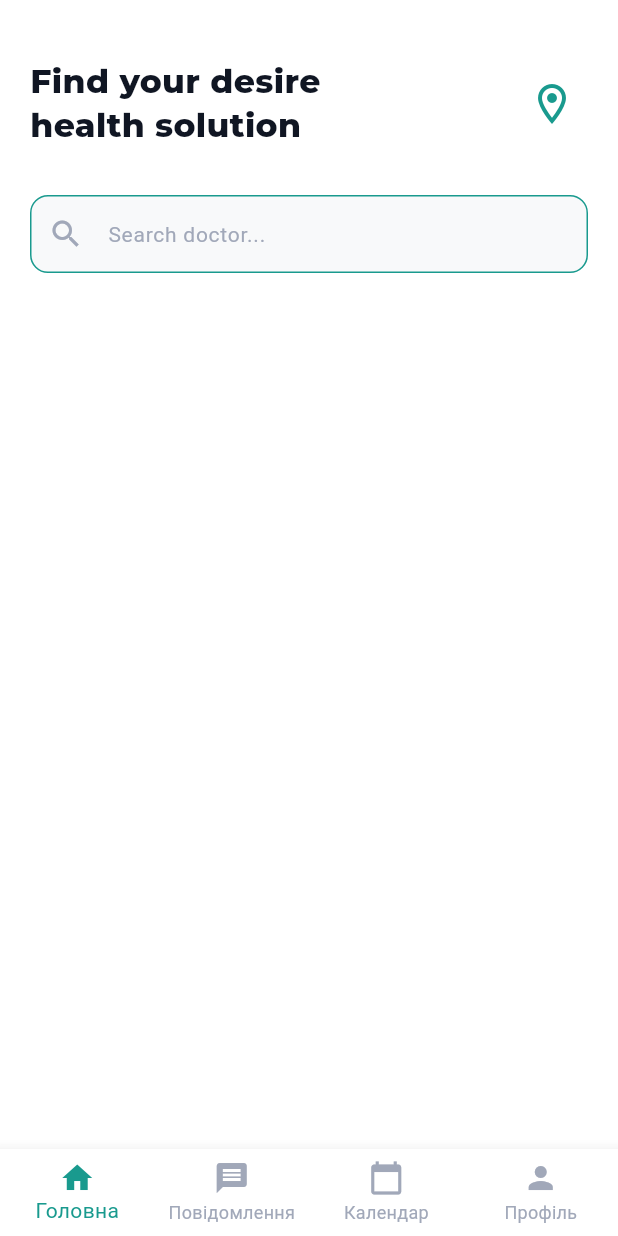
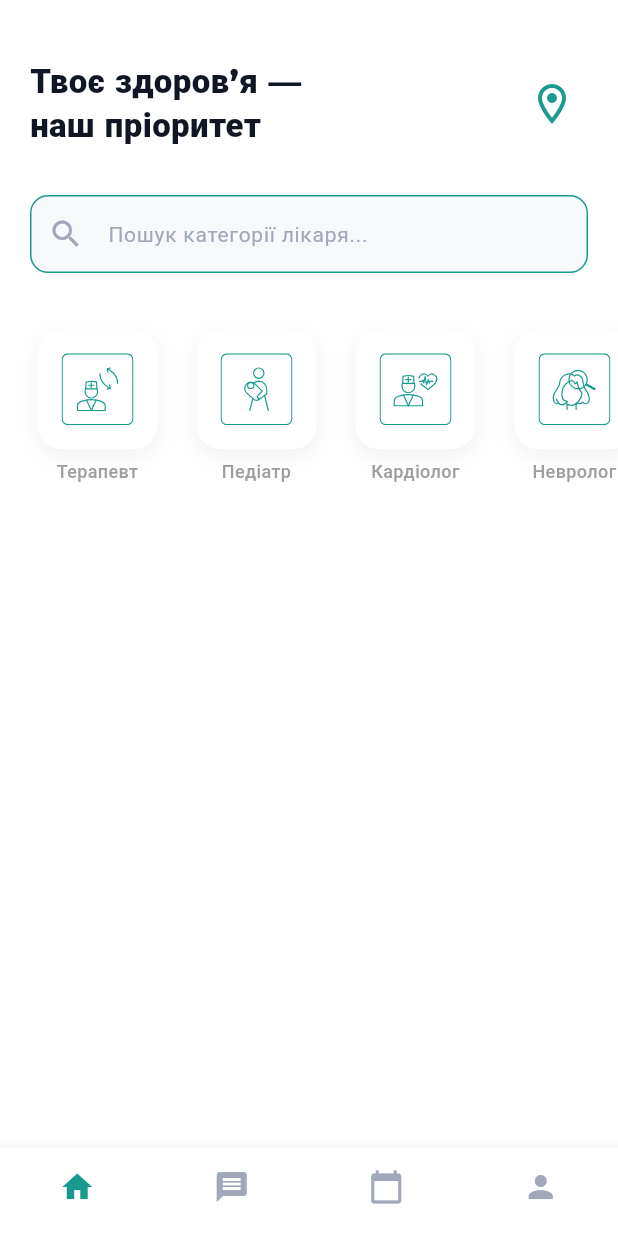
Before and after one commit to ketalias/medical_flutter_exam2025, a Flutter app: the screen it shows after launch, on a phone screen of 412 x 824 dp. Run offline on Flutter 3.47's test engine with Material 3 defaults, Android fonts, the light colour scheme and no system bars; our stand-ins replace flutter_dotenv, flutter_svg, google_maps_flutter; project files that could hold a hidden picture were left out.

Commit message:
Add doctor categories UI

```diff
--- /dev/null
+++ b/lib/core/widgets/categories/category_card.dart
@@ -0,0 +1,60 @@
+// lib/widgets/category_item.dart
+import 'package:flutter/material.dart';
+import 'package:flutter_svg/flutter_svg.dart';
+import '/../../features/doctors/domain/doctor_category.dart';
+
+class CategoryItem extends StatelessWidget {
+  final DoctorCategory category;
+  final VoidCallback onTap;
+
+  const CategoryItem({Key? key, required this.category, required this.onTap})
+    : super(key: key);
+
+  @override
+  Widget build(BuildContext context) {
+    return InkWell(
+      onTap: onTap,
+      borderRadius: BorderRadius.circular(16),
+      child: Column(
+        mainAxisAlignment: MainAxisAlignment.center,
+        children: [
+          Container(
+            padding: const EdgeInsets.all(16),
+            decoration: BoxDecoration(
+              color: Colors.white,
+              borderRadius: BorderRadius.circular(16),
+              boxShadow: [
+                BoxShadow(
+                  color: Colors.black.withOpacity(0.05),
+                  blurRadius: 10,
+                  offset: const Offset(0, 4),
+                ),
+              ],
+            ),
+            child: SvgPicture.asset(
+              category.iconPath,
+              width: 48,
+              height: 48,
+              colorFilter: ColorFilter.mode(
+                Theme.of(context).primaryColor,
+                BlendMode.srcIn,
+              ),
+            ),
+          ),
+          const SizedBox(height: 6),
+          Text(
+            category.name,
+            style: const TextStyle(
+              fontSize: 12,
+              fontWeight: FontWeight.w500,
+              color: Colors.grey,
+            ),
+            textAlign: TextAlign.center,
+            maxLines: 1,
+            overflow: TextOverflow.ellipsis,
+          ),
+        ],
+      ),
+    );
+  }
+}
--- a/lib/core/widgets/navigation/bottom_nav_bar.dart
+++ b/lib/core/widgets/navigation/bottom_nav_bar.dart
@@ -11,18 +11,14 @@ class BottomNavBar extends StatelessWidget {
     return BottomNavigationBar(
       currentIndex: currentIndex,
       type: BottomNavigationBarType.fixed,
+      showSelectedLabels: false,
+      showUnselectedLabels: false,
       onTap: (index) => _onItemTapped(context, index),
       items: const [
-        BottomNavigationBarItem(icon: Icon(Icons.home), label: 'Головна'),
-        BottomNavigationBarItem(
-          icon: Icon(Icons.message),
-          label: 'Повідомлення',
-        ),
-        BottomNavigationBarItem(
-          icon: Icon(Icons.calendar_today),
-          label: 'Календар',
-        ),
-        BottomNavigationBarItem(icon: Icon(Icons.person), label: 'Профіль'),
+        BottomNavigationBarItem(icon: Icon(Icons.home), label: ''),
+        BottomNavigationBarItem(icon: Icon(Icons.message), label: ''),
+        BottomNavigationBarItem(icon: Icon(Icons.calendar_today), label: ''),
+        BottomNavigationBarItem(icon: Icon(Icons.person), label: ''),
       ],
     );
   }
--- /dev/null
+++ b/lib/features/doctors/domain/doctor_category.dart
@@ -0,0 +1,53 @@
+import 'package:medical_flutter_exam2025/features/doctors/domain/doctor_category.dart';
+
+class DoctorCategory {
+  final String id;
+  final String name;
+  final String iconPath;
+
+  DoctorCategory({
+    required this.id,
+    required this.name,
+    required this.iconPath,
+  });
+}
+
+final List<DoctorCategory> doctorCategories = [
+  DoctorCategory(
+    id: '1',
+    name: 'Терапевт',
+    iconPath: 'assets/icons/Терапевт.svg',
+  ),
+  DoctorCategory(
+    id: '2',
+    name: 'Педіатр',
+    iconPath: 'assets/icons/Педіатр.svg',
+  ),
+  DoctorCategory(
+    id: '3',
+    name: 'Кардіолог',
+    iconPath: 'assets/icons/Кардіолог.svg',
+  ),
+  DoctorCategory(
+    id: '4',
+    name: 'Невролог',
+    iconPath: 'assets/icons/Невролог.svg',
+  ),
+  DoctorCategory(
+    id: '5',
+    name: 'Гінеколог',
+    iconPath: 'assets/icons/Гінеколог.svg',
+  ),
+  DoctorCategory(id: '6', name: 'Уролог', iconPath: 'assets/icons/Уролог.svg'),
+  DoctorCategory(id: '7', name: 'ЛОР', iconPath: 'assets/icons/ЛОР.svg'),
+  DoctorCategory(
+    id: '8',
+    name: 'Офтальмолог',
+    iconPath: 'assets/icons/Офтальмолог.svg',
+  ),
+  DoctorCategory(
+    id: '10',
+    name: 'Дерматолог',
+    iconPath: 'assets/icons/Дерматолог.svg',
+  ),
+];
--- a/lib/features/home/presentation/pages/home_page.dart
+++ b/lib/features/home/presentation/pages/home_page.dart
@@ -3,6 +3,9 @@ import 'package:medical_flutter_exam2025/app/router/route_names.dart';
 import 'package:medical_flutter_exam2025/core/widgets/navigation/bottom_nav_bar.dart';
 import 'package:medical_flutter_exam2025/core/theme/app_colors.dart';
 import 'package:medical_flutter_exam2025/core/theme/app_text_styles.dart';
+
+import 'package:medical_flutter_exam2025/core/widgets/categories/category_card.dart';
+import 'package:medical_flutter_exam2025/features/doctors/domain/doctor_category.dart';
 
 class HomePage extends StatelessWidget {
   const HomePage({super.key});
@@ -23,7 +26,8 @@ class HomePage extends StatelessWidget {
               _buildHeader(context),
               const SizedBox(height: 16),
               _buildSearchBar(),
-              const SizedBox(height: 24),
+              const SizedBox(height: 12),
+              _buildCategoriesRow(),
             ],
           ),
         ),
@@ -40,7 +44,7 @@ class HomePage extends StatelessWidget {
         children: [
           Expanded(
             child: Text(
-              'Find your desire\nhealth solution',
+              'Твоє здоров’я — \nнаш пріоритет',
               style: AppTextStyles.h2.copyWith(
                 color: AppColors.textPrimary,
                 height: 1.3,
@@ -67,7 +71,7 @@ class HomePage extends StatelessWidget {
       padding: const EdgeInsets.symmetric(horizontal: 20),
       child: TextField(
         decoration: InputDecoration(
-          hintText: 'Search doctor...',
+          hintText: 'Пошук категорії лікаря...',
           hintStyle: TextStyle(color: AppColors.textLight, fontSize: 14),
           prefixIcon: Icon(Icons.search, color: AppColors.textLight),
           filled: true,
@@ -88,4 +92,38 @@ class HomePage extends StatelessWidget {
       ),
     );
   }
+
+  Widget _buildCategoriesRow() {
+    return Column(
+      crossAxisAlignment: CrossAxisAlignment.start,
+      children: [
+        Padding(padding: const EdgeInsets.symmetric(horizontal: 20)),
+        const SizedBox(height: 12),
+        SizedBox(
+          height: 130,
+          child: ListView.builder(
+            padding: const EdgeInsets.symmetric(horizontal: 20),
+            scrollDirection: Axis.horizontal,
+            physics: const BouncingScrollPhysics(),
+            itemCount: doctorCategories.length,
+            itemBuilder: (context, index) {
+              final cat = doctorCategories[index];
+              return Padding(
+                padding: const EdgeInsets.only(right: 16),
+                child: SizedBox(
+                  width: 90,
+                  child: CategoryItem(
+                    category: cat,
+                    onTap: () {
+                      print('Натиснуто на: ${cat.name}');
+                    },
+                  ),
+                ),
+              );
+            },
+          ),
+        ),
+      ],
+    );
+  }
 }
--- a/lib/features/location/presentation/pages/location_page.dart
+++ b/lib/features/location/presentation/pages/location_page.dart
@@ -9,7 +9,7 @@ class LocationPage extends StatelessWidget {
   static const double clinicLatitude = 48.6208;
   static const double clinicLongitude = 22.2879;
   static const String clinicAddress =
-      'Universytetska St, 14\nUzhhorod, Ukraine';
+      'вул. Університетська 14\nУжгород, Україна';
 
   Future<void> _openInGoogleMaps() async {
     final Uri url = Uri.parse(
@@ -36,7 +36,7 @@ class LocationPage extends StatelessWidget {
           onPressed: () => Navigator.pop(context),
         ),
         title: const Text(
-          'Location',
+          'Наша локація',
           style: TextStyle(
             color: AppColors.textPrimary,
             fontWeight: FontWeight.w800,
@@ -137,7 +137,7 @@ class LocationPage extends StatelessWidget {
                 elevation: 0,
               ),
               child: const Text(
-                'See in Google Maps',
+                'Переглянути в Google Maps',
                 style: TextStyle(
                   fontSize: 15,
                   fontWeight: FontWeight.w600,
--- a/pubspec.yaml
+++ b/pubspec.yaml
@@ -14,6 +14,7 @@ dependencies:
   url_launcher: ^6.3.2
   google_maps_flutter: ^2.13.1
   flutter_dotenv: ^5.1.0
+  flutter_svg: ^2.2.1
 
 dev_dependencies:
   flutter_test:
@@ -25,8 +26,7 @@ flutter:
 
   assets:
     - .env
-    # - images/a_dot_burr.jpeg
-    # - images/a_dot_ham.jpeg
+    - assets/icons/
 
   fonts:
     - family: Montserrat
```
Also changed, not shown: assets/icons/Гінеколог.svg (added), assets/icons/Дерматолог.svg (added), assets/icons/Кардіолог.svg (added), assets/icons/ЛОР.svg (added), assets/icons/Невролог.svg (added), assets/icons/Офтальмолог.svg (added), assets/icons/Педіатр.svg (added), assets/icons/Терапевт.svg (added), assets/icons/Уролог.svg (added), lib/features/doctors/data/doctor_category_service.dart (added), lib/features/doctors/data/doctor_service.dart (added), lib/features/doctors/domain/doctor.dart (added), lib/features/doctors/presentation/pages/doctor_categories_page.dart (added), lib/features/doctors/presentation/pages/doctors_page.dart (added), 1 more files.
